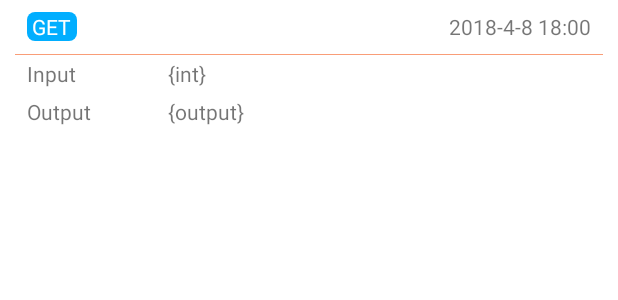
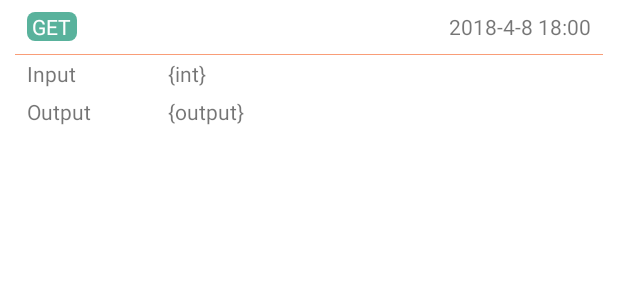
Before and after one commit to cheng-junfeng/postman, an Android app: the layout item_data_list.xml on its own in the app's theme, with its tools: preview values and no code run, on a phone screen of 412 x 824 dp. Shown: the top 300 px of the screen. Run offline under Robolectric (Android 15) with nearby library versions, the light colour scheme and no system bars.

Commit message:
界面布局：布局微调(颜色+倒序查询)

```diff
--- a/app/src/main/java/com/postman/db/helper/DataHelper.java
+++ b/app/src/main/java/com/postman/db/helper/DataHelper.java
@@ -60,7 +60,8 @@ public class DataHelper extends BaseDao<DataEntity> {
 
     public List<DataEntity> queryList() {
         DataEntityDao messDao = daoSession.getDataEntityDao();
-        return messDao.queryBuilder().list();
+        return messDao.queryBuilder()
+                .orderDesc(DataEntityDao.Properties.Data_lasttime).list();
     }
 
     public List<DataEntity> queryListByUserId(String userId) {
--- a/app/src/main/java/com/postman/ui/module/main/find/adapter/FindSingle2Adapter.java
+++ b/app/src/main/java/com/postman/ui/module/main/find/adapter/FindSingle2Adapter.java
@@ -21,7 +21,7 @@ public class FindSingle2Adapter extends DelegateAdapter.Adapter<FindSingle2Adapt
     private Context context;
     private LayoutHelper layoutHelper;
     private int count = 0;
-    private String defaultStr = "{output}";
+    private String defaultStr = "{out}";
 
     public FindSingle2Adapter(Context context, LayoutHelper layoutHelper, int count) {
         this.context = context;
--- a/app/src/main/res/layout/item_data_list.xml
+++ b/app/src/main/res/layout/item_data_list.xml
@@ -25,7 +25,7 @@
                 android:layout_alignParentStart="true"
                 android:layout_gravity="center_vertical"
                 android:layout_marginLeft="@dimen/margin_left"
-                android:background="@drawable/type_blue"
+                android:background="@drawable/type_green"
                 android:textColor="@color/color_white"
                 android:paddingLeft="@dimen/offset_3dp"
                 android:paddingRight="@dimen/offset_3dp"
```
